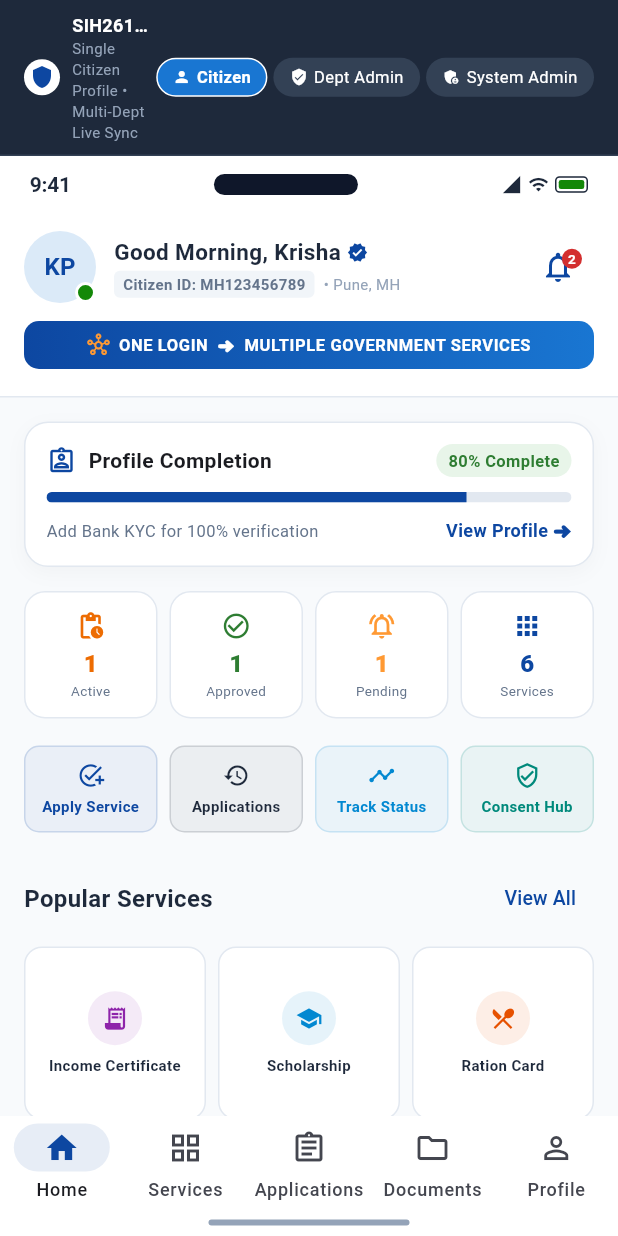
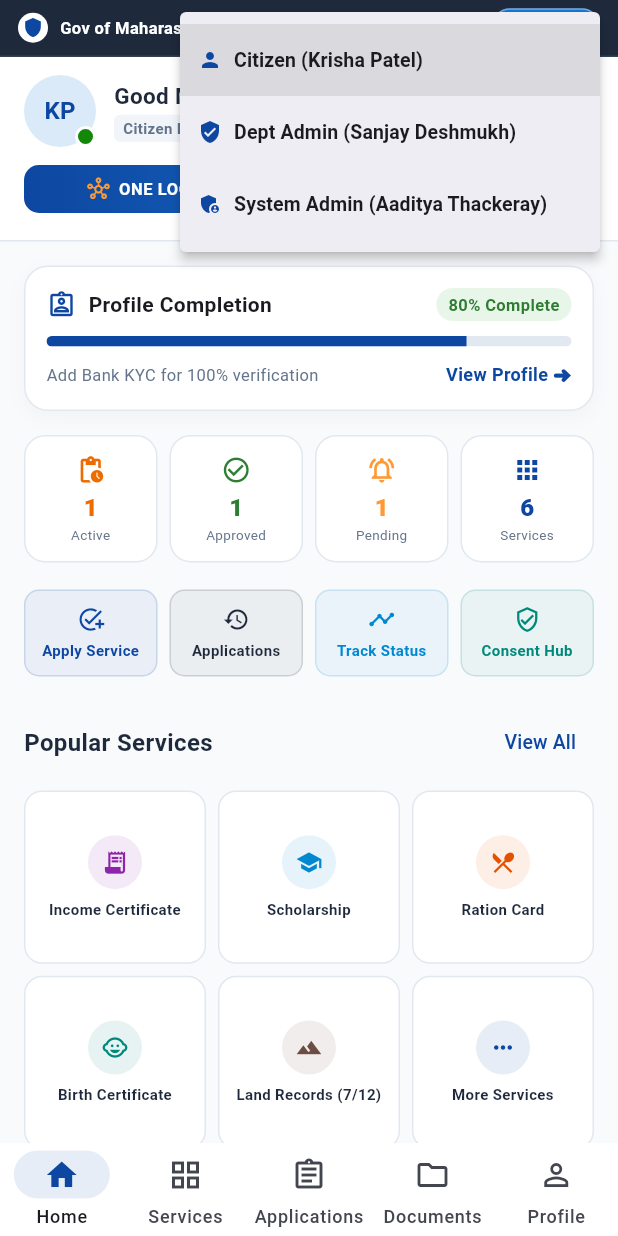
Before and after one commit to NeurixSIH/UniGovPortal, a Flutter app: the screen it shows after launch, after a tap on "Citizen", on a phone screen of 412 x 824 dp. Run offline on Flutter 3.47's test engine with Material 3 defaults, Android fonts, the light colour scheme and no system bars; our stand-ins replace cloud_firestore, firebase_core; accounts and stored records are empty.

Commit message:
Enhance SmartphoneFrame to adapt natively on physical mobile devices with compact role switcher

```diff
--- a/lib/widgets/smartphone_frame.dart
+++ b/lib/widgets/smartphone_frame.dart
@@ -26,6 +26,25 @@ class _SmartphoneFrameState extends State<SmartphoneFrame> {
     final screenSize = MediaQuery.of(context).size;
     final bool isWide = screenSize.width > 600;
 
+    // Mobile View (Native smartphone experience on physical devices like Motorola, iPhone, etc.)
+    if (!isWide) {
+      return Scaffold(
+        backgroundColor: AppTheme.backgroundLight,
+        body: SafeArea(
+          child: Column(
+            children: [
+              // Mobile compact role switcher bar
+              _buildMobileTopBar(),
+
+              // Full native screen body
+              Expanded(child: widget.child),
+            ],
+          ),
+        ),
+      );
+    }
+
+    // Desktop / Presentation View (Realistic smartphone showroom frame with notch & status bar)
     return Scaffold(
       backgroundColor: const Color(0xFF0F172A), // Dark slate showroom backdrop for wow factor
       body: SafeArea(
@@ -39,17 +58,14 @@ class _SmartphoneFrameState extends State<SmartphoneFrame> {
               Expanded(
                 child: Center(
                   child: Container(
-                    width: isWide ? 412 : screenSize.width,
+                    width: 412,
                     constraints: const BoxConstraints(maxWidth: 430),
-                    margin: isWide ? const EdgeInsets.only(bottom: 12) : EdgeInsets.zero,
+                    margin: const EdgeInsets.only(bottom: 12),
                     decoration: BoxDecoration(
                       color: AppTheme.backgroundLight,
-                      borderRadius: isWide ? BorderRadius.circular(44) : BorderRadius.zero,
-                      border: isWide
-                          ? Border.all(color: const Color(0xFF334155), width: 7)
-                          : null,
-                      boxShadow: isWide
-                          ? [
+                      borderRadius: BorderRadius.circular(44),
+                      border: Border.all(color: const Color(0xFF334155), width: 7),
+                      boxShadow: [
                         BoxShadow(
                           color: Colors.black.withAlpha(120),
                           blurRadius: 36,
@@ -60,8 +76,7 @@ class _SmartphoneFrameState extends State<SmartphoneFrame> {
                           blurRadius: 60,
                           spreadRadius: 4,
                         ),
-                            ]
-                          : null,
+                      ],
                     ),
                     clipBehavior: Clip.antiAlias,
                     child: Column(
@@ -84,6 +99,111 @@ class _SmartphoneFrameState extends State<SmartphoneFrame> {
         ),
       ),
     );
+  }
+
+  Widget _buildMobileTopBar() {
+    return Container(
+      height: 38,
+      padding: const EdgeInsets.symmetric(horizontal: 12),
+      decoration: const BoxDecoration(
+        color: Color(0xFF1E293B),
+        border: Border(bottom: BorderSide(color: Color(0xFF334155))),
+      ),
+      child: Row(
+        children: [
+          Container(
+            padding: const EdgeInsets.all(3),
+            decoration: const BoxDecoration(
+              color: Colors.white,
+              shape: BoxShape.circle,
+            ),
+            child: const Icon(Icons.shield, size: 14, color: AppTheme.primaryBlue),
+          ),
+          const SizedBox(width: 8),
+          const Expanded(
+            child: Text(
+              'Gov of Maharashtra Interoperability Hub',
+              style: TextStyle(color: Colors.white, fontSize: 11, fontWeight: FontWeight.bold),
+              overflow: TextOverflow.ellipsis,
+            ),
+          ),
+          AnimatedBuilder(
+            animation: _repo,
+            builder: (context, _) {
+              return PopupMenuButton<String>(
+                initialValue: _repo.activeRole,
+                tooltip: 'Switch Persona',
+                onSelected: (roleKey) {
+                  _repo.setActiveRole(roleKey);
+                  if (widget.onNavigateTo != null) {
+                    if (roleKey == 'citizen') widget.onNavigateTo!('citizen_home');
+                    if (roleKey == 'departmentAdmin') widget.onNavigateTo!('dept_dashboard');
+                    if (roleKey == 'systemAdmin') widget.onNavigateTo!('system_home');
+                  }
+                },
+                child: Container(
+                  padding: const EdgeInsets.symmetric(horizontal: 8, vertical: 4),
+                  decoration: BoxDecoration(
+                    color: AppTheme.primaryBlueLight,
+                    borderRadius: BorderRadius.circular(12),
+                    border: Border.all(color: Colors.white38),
+                  ),
+                  child: Row(
+                    mainAxisSize: MainAxisSize.min,
+                    children: [
+                      Text(
+                        _roleLabel(_repo.activeRole),
+                        style: const TextStyle(color: Colors.white, fontSize: 11, fontWeight: FontWeight.bold),
+                      ),
+                      const SizedBox(width: 2),
+                      const Icon(Icons.arrow_drop_down, size: 16, color: Colors.white),
+                    ],
+                  ),
+                ),
+                itemBuilder: (context) => [
+                  const PopupMenuItem(
+                    value: 'citizen',
+                    child: Row(
+                      children: [
+                        Icon(Icons.person, size: 16, color: AppTheme.primaryBlue),
+                        SizedBox(width: 8),
+                        Text('Citizen (Krisha Patel)', style: TextStyle(fontSize: 13, fontWeight: FontWeight.bold)),
+                      ],
+                    ),
+                  ),
+                  const PopupMenuItem(
+                    value: 'departmentAdmin',
+                    child: Row(
+                      children: [
+                        Icon(Icons.verified_user, size: 16, color: AppTheme.primaryBlue),
+                        SizedBox(width: 8),
+                        Text('Dept Admin (Sanjay Deshmukh)', style: TextStyle(fontSize: 13, fontWeight: FontWeight.bold)),
+                      ],
+                    ),
+                  ),
+                  const PopupMenuItem(
+                    value: 'systemAdmin',
+                    child: Row(
+                      children: [
+                        Icon(Icons.admin_panel_settings, size: 16, color: AppTheme.primaryBlue),
+                        SizedBox(width: 8),
+                        Text('System Admin (Aaditya Thackeray)', style: TextStyle(fontSize: 13, fontWeight: FontWeight.bold)),
+                      ],
+                    ),
+                  ),
+                ],
+              );
+            },
+          ),
+        ],
+      ),
+    );
+  }
+
+  String _roleLabel(String roleKey) {
+    if (roleKey == 'departmentAdmin') return 'Dept Admin';
+    if (roleKey == 'systemAdmin') return 'System Admin';
+    return 'Citizen';
   }
 
   Widget _buildTopPresentationBar() {
```
Lines whose indentation alone changed are shown as unchanged.
